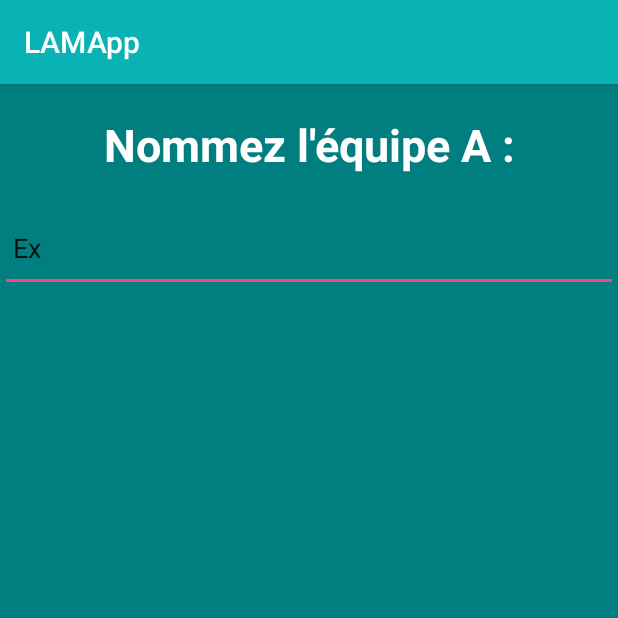
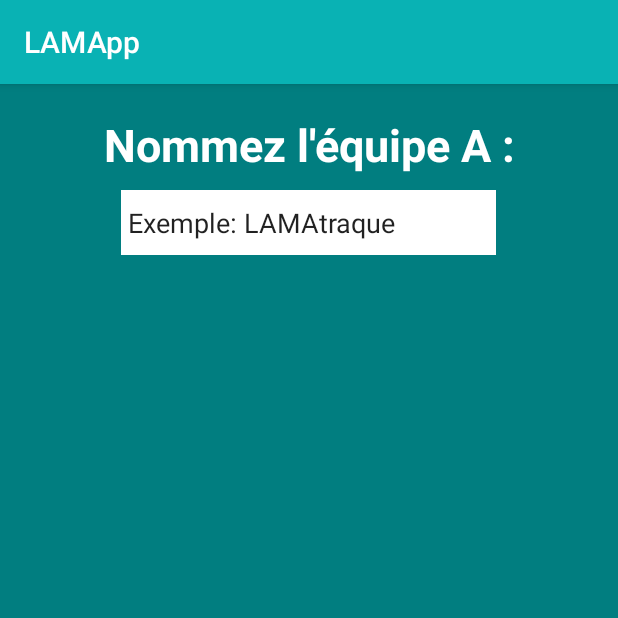
Before and after one commit to alexandreece/ecetech_special-disco-androidapp, an Android app: the PlayersName screen opened directly, with no data from a screen before it, on a phone screen of 412 x 824 dp, the top half of it. Run offline under Robolectric (Android 15) with nearby library versions, the phone set to English and light mode, and no system bars.

Commit message:
input team name

```diff
--- a/app/src/main/res/layout/activity_players_name.xml
+++ b/app/src/main/res/layout/activity_players_name.xml
@@ -9,7 +9,7 @@
     <TextView
         android:text="Nommez l'équipe A :"
         android:layout_marginTop="20dp"
-        android:layout_marginBottom="20dp"
+        android:layout_marginBottom="10dp"
         android:layout_width="match_parent"
         android:layout_height="wrap_content"
         android:id="@+id/textView"
@@ -19,12 +19,16 @@
         android:textColor="@android:color/background_light" />
 
     <EditText
-        android:layout_width="match_parent"
-        android:layout_height="wrap_content"
+        android:layout_width="250dp"
+        android:layout_height="30dp"
         android:inputType="textPersonName"
-        android:text=" Ex"
+        android:text=" Exemple: LAMAtraque"
         android:ems="10"
         android:id="@+id/editText"
-        android:layout_weight="0.02" />
+        android:layout_weight="0.02"
+        android:textColor="?attr/actionMenuTextColor"
+        android:background="#FFFFFF"
+        android:layout_gravity="center"
+        android:textAlignment="textStart" />
 
 </LinearLayout>
```
